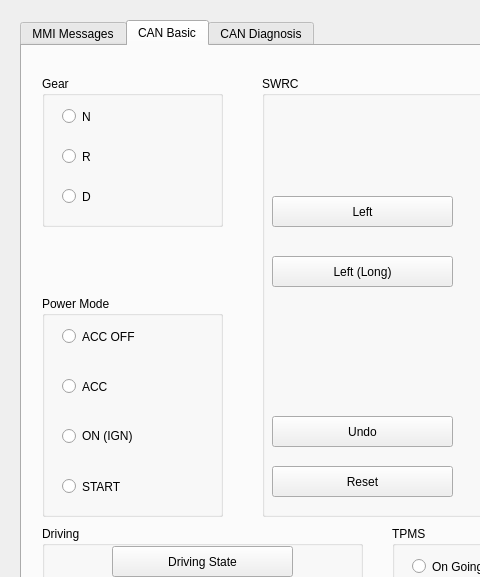
The window that untitled.ui (AndrewKim330/can_drimaes) describes before a commit, drawn with Qt 5; both pictures show x 0 to 480 and y 0 to 577 of the 1150 by 878 pixel window.
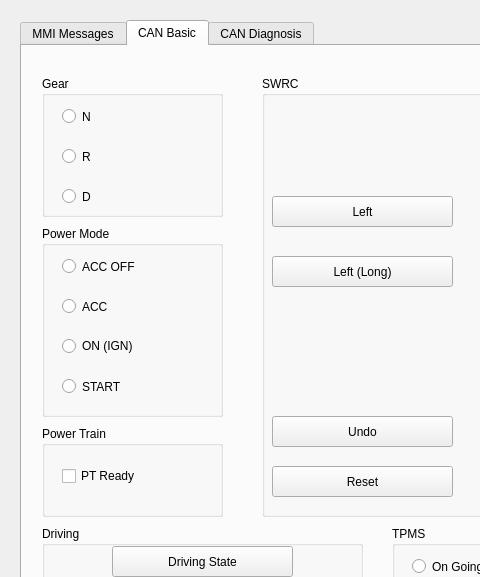
The same window after the commit.

Commit message: Feat : Set driving state with power train indicator

```diff
--- a/untitled.ui
+++ b/untitled.ui
@@ -329,7 +329,7 @@
         <x>20</x>
         <y>30</y>
         <width>181</width>
-        <height>151</height>
+        <height>141</height>
        </rect>
       </property>
       <property name="title">
@@ -379,9 +379,9 @@
       <property name="geometry">
        <rect>
         <x>20</x>
-        <y>250</y>
+        <y>180</y>
         <width>181</width>
-        <height>221</height>
+        <height>191</height>
        </rect>
       </property>
       <property name="title">
@@ -404,7 +404,7 @@
        <property name="geometry">
         <rect>
          <x>20</x>
-         <y>80</y>
+         <y>70</y>
          <width>161</width>
          <height>21</height>
         </rect>
@@ -417,7 +417,7 @@
        <property name="geometry">
         <rect>
          <x>20</x>
-         <y>130</y>
+         <y>110</y>
          <width>161</width>
          <height>20</height>
         </rect>
@@ -430,7 +430,7 @@
        <property name="geometry">
         <rect>
          <x>20</x>
-         <y>180</y>
+         <y>150</y>
          <width>161</width>
          <height>21</height>
         </rect>
@@ -895,6 +895,32 @@
        </property>
       </widget>
      </widget>
+     <widget class="QGroupBox" name="power_train_group">
+      <property name="geometry">
+       <rect>
+        <x>20</x>
+        <y>380</y>
+        <width>181</width>
+        <height>91</height>
+       </rect>
+      </property>
+      <property name="title">
+       <string>Power Train</string>
+      </property>
+      <widget class="QCheckBox" name="btn_pt_ready">
+       <property name="geometry">
+        <rect>
+         <x>20</x>
+         <y>40</y>
+         <width>141</width>
+         <height>20</height>
+        </rect>
+       </property>
+       <property name="text">
+        <string>PT Ready</string>
+       </property>
+      </widget>
+     </widget>
     </widget>
     <widget class="QWidget" name="can_diagnosis">
      <attribute name="title">
```
The commit also changes 2 other files.
